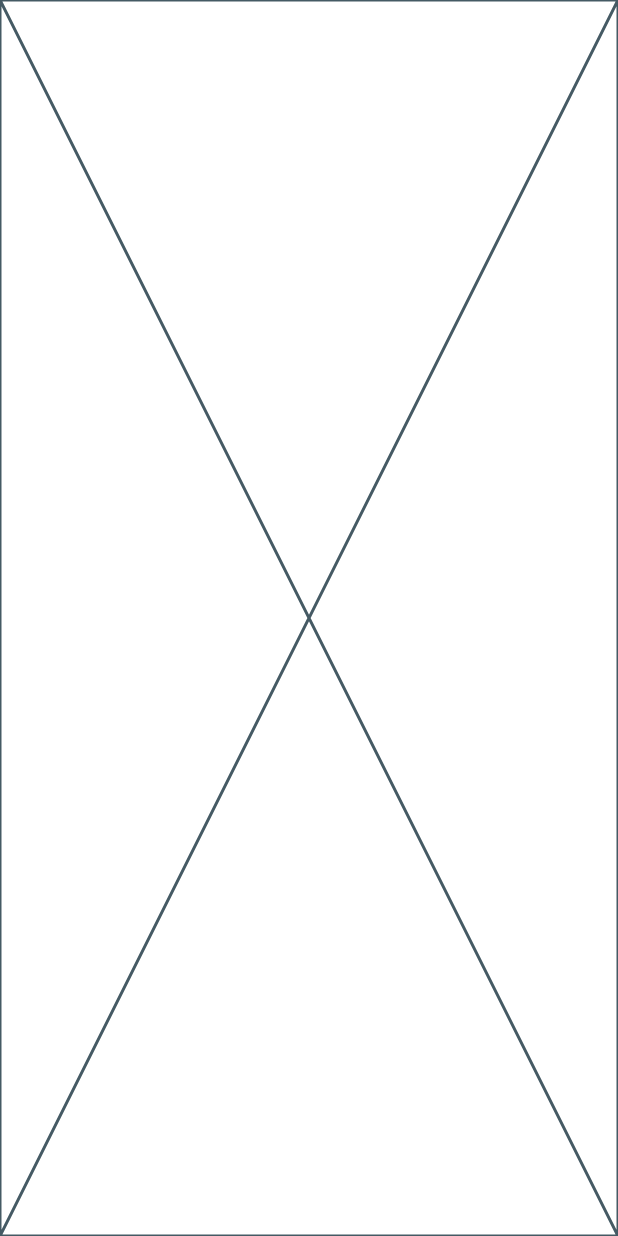
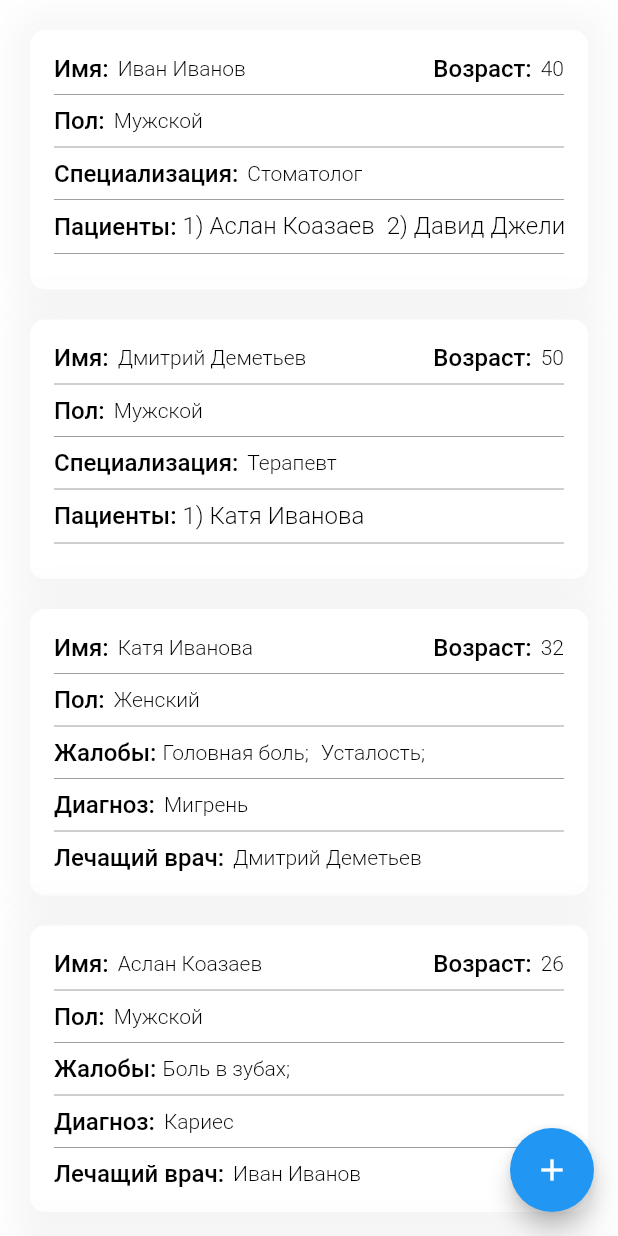
Before and after one commit to VadimKV44/register_of_medical_institution_employees, a Flutter app: the screen it shows after launch, on a phone screen of 412 x 824 dp. Run offline on Flutter 3.47's test engine with Material 2 defaults, Android fonts, the phone set to English and light mode, and no system bars.

Commit message:
Creating the main screen

```diff
--- /dev/null
+++ b/lib/consts/colors.dart
@@ -0,0 +1,7 @@
+import 'package:flutter/material.dart';
+
+abstract class MainColors {
+  static const Color kWhiteColor = Colors.white;
+  static const Color kGreyColor = Colors.grey;
+  static const Color kBlackColor = Colors.black;
+}
--- /dev/null
+++ b/lib/consts/strings.dart
@@ -0,0 +1,12 @@
+abstract class Strings {
+  static const String name = "Имя:";
+  static const String age = "Возраст:";
+  static const String gender = "Пол:";
+  static const String specialization = "Специализация:";
+  static const String patients = "Пациенты:";
+  static const String complaints = "Жалобы:";
+  static const String diagnosis = "Диагноз:";
+  static const String attendingDoctor = "Лечащий врач:";
+  static const String male = "Мужской";
+  static const String female = "Женский";
+}
--- /dev/null
+++ b/lib/consts/styles.dart
@@ -0,0 +1,20 @@
+import 'package:flutter/material.dart';
+import 'package:register_of_medical_institution_employees/consts/colors.dart';
+
+abstract class MainStyles {
+  static TextStyle kBlackColorW500(double fontSize) {
+    return TextStyle(
+      fontSize: fontSize,
+      color: MainColors.kBlackColor,
+      fontWeight: FontWeight.w500,
+    );
+  }
+
+  static TextStyle kBlackColorW300(double fontSize) {
+    return TextStyle(
+      fontSize: fontSize,
+      color: MainColors.kBlackColor,
+      fontWeight: FontWeight.w300,
+    );
+  }
+}
--- a/lib/main.dart
+++ b/lib/main.dart
@@ -1,4 +1,5 @@
 import 'package:flutter/material.dart';
+import 'package:register_of_medical_institution_employees/screens/main_screen.dart';
 
 void main() {
   runApp(const MyApp());
@@ -10,7 +11,7 @@ class MyApp extends StatelessWidget {
   @override
   Widget build(BuildContext context) {
     return const MaterialApp(
-      home: Placeholder(),
+      home: MainScreen(),
     );
   }
 }
--- /dev/null
+++ b/lib/models/employee_model.dart
@@ -0,0 +1,14 @@
+import 'package:register_of_medical_institution_employees/models/person_model.dart';
+
+class Employee extends Person {
+  Employee({
+    required super.name,
+    required super.age,
+    required super.gender,
+    this.specialization,
+    this.patients,
+  });
+
+  final String? specialization;
+  final List<String>? patients;
+}
--- /dev/null
+++ b/lib/models/patient_model.dart
@@ -0,0 +1,17 @@
+import 'package:register_of_medical_institution_employees/models/employee_model.dart';
+import 'package:register_of_medical_institution_employees/models/person_model.dart';
+
+class Patient extends Person {
+  Patient({
+    required super.name,
+    required super.age,
+    required super.gender,
+    this.complaints,
+    this.diagnosis,
+    this.attendingDoctor,
+  });
+
+  final List<String>? complaints;
+  final String? diagnosis;
+  final Employee? attendingDoctor;
+}
--- /dev/null
+++ b/lib/models/person_model.dart
@@ -0,0 +1,13 @@
+class Person {
+  Person({
+    required this.name,
+    required this.age,
+    required this.gender,
+  });
+
+  final String name;
+  final int age;
+  final Gender gender;
+}
+
+enum Gender { male, female }
--- /dev/null
+++ b/lib/screens/main_screen.dart
@@ -0,0 +1,113 @@
+import 'package:flutter/material.dart';
+import 'package:register_of_medical_institution_employees/consts/colors.dart';
+import 'package:register_of_medical_institution_employees/models/employee_model.dart';
+import 'package:register_of_medical_institution_employees/models/patient_model.dart';
+import 'package:register_of_medical_institution_employees/models/person_model.dart';
+import 'package:register_of_medical_institution_employees/widgets/person_item_widget.dart';
+
+class MainScreen extends StatelessWidget {
+  const MainScreen({super.key});
+
+  @override
+  Widget build(BuildContext context) {
+    return Scaffold(
+      backgroundColor: MainColors.kWhiteColor,
+      floatingActionButton: FloatingActionButton(
+        onPressed: () {},
+        child: const Icon(Icons.add),
+      ),
+      body: SafeArea(
+        child: SingleChildScrollView(
+          padding: const EdgeInsets.only(top: 10.0, bottom: 80.0, left: 20.0, right: 20.0),
+          child: Column(
+            children: [
+              ListView.builder(
+                physics: const NeverScrollableScrollPhysics(),
+                shrinkWrap: true,
+                itemCount: employees.length,
+                itemBuilder: (context, index) {
+                  return PersonItemWidget(
+                    employee: employees[index],
+                  );
+                },
+              ),
+              ListView.builder(
+                physics: const NeverScrollableScrollPhysics(),
+                shrinkWrap: true,
+                itemCount: patients.length,
+                itemBuilder: (context, index) {
+                  return PersonItemWidget(
+                    patient: patients[index],
+                  );
+                },
+              ),
+            ],
+          ),
+        ),
+      ),
+    );
+  }
+}
+
+List<Employee> employees = [
+  Employee(
+    name: 'Иван Иванов',
+    age: 40,
+    gender: Gender.male,
+    specialization: 'Стоматолог',
+    patients: ['Аслан Коазаев', 'Давид Джелиев'],
+  ),
+  Employee(
+    name: 'Дмитрий Деметьев',
+    age: 50,
+    gender: Gender.male,
+    specialization: 'Терапевт',
+    patients: ['Катя Иванова'],
+  ),
+];
+
+List<Patient> patients = [
+  Patient(
+    name: 'Катя Иванова',
+    age: 32,
+    gender: Gender.female,
+    complaints: ['Головная боль', 'Усталость'],
+    diagnosis: 'Мигрень',
+    attendingDoctor: Employee(
+      name: 'Дмитрий Деметьев',
+      age: 50,
+      gender: Gender.male,
+      specialization: 'Терапевт',
+      patients: ['Катя Иванова'],
+    ),
+  ),
+
+  Patient(
+    name: 'Аслан Коазаев',
+    age: 26,
+    gender: Gender.male,
+    complaints: ['Боль в зубах'],
+    diagnosis: 'Кариес',
+    attendingDoctor: Employee(
+      name: 'Иван Иванов',
+      age: 40,
+      gender: Gender.male,
+      specialization: 'Стоматолог',
+      patients: ['Аслан Коазаев', 'Давид Джелиев'],
+    ),
+  ),
+  Patient(
+    name: 'Давид Джелиев',
+    age: 22,
+    gender: Gender.male,
+    complaints: ['Боль в зубах'],
+    diagnosis: 'Кариес',
+    attendingDoctor: Employee(
+      name: 'Иван Иванов',
+      age: 40,
+      gender: Gender.male,
+      specialization: 'Стоматолог',
+      patients: ['Аслан Коазаев', 'Давид Джелиев'],
+    ),
+  ),
+];
--- /dev/null
+++ b/lib/widgets/person_item_widget.dart
@@ -0,0 +1,131 @@
+import 'package:flutter/material.dart';
+import 'package:register_of_medical_institution_employees/consts/colors.dart';
+import 'package:register_of_medical_institution_employees/consts/strings.dart';
+import 'package:register_of_medical_institution_employees/consts/styles.dart';
+import 'package:register_of_medical_institution_employees/models/employee_model.dart';
+import 'package:register_of_medical_institution_employees/models/patient_model.dart';
+import 'package:register_of_medical_institution_employees/models/person_model.dart';
+import 'package:register_of_medical_institution_employees/widgets/text_block_widget.dart';
+
+class PersonItemWidget extends StatelessWidget {
+  const PersonItemWidget({
+    super.key,
+    this.employee,
+    this.patient,
+  });
+
+  final Employee? employee;
+  final Patient? patient;
+
+  @override
+  Widget build(BuildContext context) {
+    return Container(
+      margin: const EdgeInsets.symmetric(vertical: 10.0),
+      decoration: BoxDecoration(
+        color: MainColors.kWhiteColor,
+        borderRadius: BorderRadius.circular(10.0),
+        boxShadow: [
+          BoxShadow(
+            color: MainColors.kGreyColor.withOpacity(0.1),
+            spreadRadius: 10,
+            blurRadius: 20,
+            offset: const Offset(0, 0),
+          ),
+        ],
+      ),
+      child: Padding(
+        padding: const EdgeInsets.all(16.0),
+        child: Column(
+          crossAxisAlignment: CrossAxisAlignment.start,
+          children: [
+            Row(
+              mainAxisAlignment: MainAxisAlignment.spaceBetween,
+              children: [
+                TextBlockWidget(title: Strings.name, text: employee?.name ?? patient?.name ?? ''),
+                const Divider(color: MainColors.kGreyColor),
+                TextBlockWidget(title: Strings.age, text: employee?.age.toString() ?? patient?.age.toString() ?? ''),
+              ],
+            ),
+            const Divider(color: MainColors.kGreyColor),
+            TextBlockWidget(title: Strings.gender, text: sexDetermination(employee?.gender, patient?.gender)),
+
+            employee?.specialization != null ? const Divider(color: MainColors.kGreyColor) : const SizedBox(),
+            employee?.specialization != null
+                ? TextBlockWidget(title: Strings.specialization, text: employee?.specialization ?? '')
+                : const SizedBox(),
+            employee?.patients != null ? const Divider(color: MainColors.kGreyColor) : const SizedBox(),
+            employee?.patients != null
+                ? Row(
+                    children: [
+                      Text(
+                        Strings.patients,
+                        style: MainStyles.kBlackColorW500(16.0),
+                      ),
+                      Expanded(
+                        child: SizedBox(
+                          height: 20.0,
+                          child: ListView.builder(
+                            scrollDirection: Axis.horizontal,
+                            itemCount: employee?.patients?.length,
+                            itemBuilder: (context, index) {
+                              return Padding(
+                                padding: const EdgeInsets.symmetric(horizontal: 4.0),
+                                child: Text(
+                                  '${index + 1}) ${employee?.patients?[index]}',
+                                  style: MainStyles.kBlackColorW300(16.0),
+                                ),
+                              );
+                            },
+                          ),
+                        ),
+                      ),
+                    ],
+                  )
+                : const SizedBox(),
+            patient?.complaints != null ? const Divider(color: MainColors.kGreyColor) : const SizedBox(),
+            patient?.complaints != null ? Row(
+              children: [
+                Text(
+                  Strings.complaints,
+                  style: MainStyles.kBlackColorW500(16.0),
+                ),
+                Expanded(
+                  child: SizedBox(
+                    height: 16.0,
+                    child: ListView.builder(
+                      scrollDirection: Axis.horizontal,
+                      itemCount: patient?.complaints?.length,
+                      itemBuilder: (context, index) {
+                        return Padding(
+                          padding: const EdgeInsets.symmetric(horizontal: 4.0),
+                          child: Text(
+                            '${patient?.complaints?[index] ?? ''};',
+                            style: MainStyles.kBlackColorW300(14.0),
+                          ),
+                        );
+                      },
+                    ),
+                  ),
+                ),
+              ],
+            ) : const SizedBox(),
+            patient?.diagnosis != null ? const Divider(color: MainColors.kGreyColor) : const SizedBox(),
+            patient?.diagnosis != null ? TextBlockWidget(title: Strings.diagnosis, text: patient?.diagnosis ?? '') : const SizedBox(),
+            const Divider(color: MainColors.kGreyColor),
+            patient?.attendingDoctor != null ? TextBlockWidget(title: Strings.attendingDoctor, text: patient?.attendingDoctor?.name ?? '') : const SizedBox(),
+          ],
+        ),
+      ),
+    );
+  }
+
+  String sexDetermination(Gender? firstGender, Gender? secondGender) {
+    String gender = '';
+    if (firstGender != null) {
+      gender = firstGender == Gender.male ? Strings.male : Strings.female;
+    } else if (secondGender != null) {
+      gender = secondGender == Gender.male ? Strings.male : Strings.female;
+    }
+    return gender;
+  }
+}
--- /dev/null
+++ b/lib/widgets/text_block_widget.dart
@@ -0,0 +1,30 @@
+import 'package:flutter/material.dart';
+import 'package:register_of_medical_institution_employees/consts/styles.dart';
+
+class TextBlockWidget extends StatelessWidget {
+  const TextBlockWidget({
+    super.key,
+    required this.text,
+    required this.title,
+  });
+
+  final String title;
+  final String text;
+
+  @override
+  Widget build(BuildContext context) {
+    return Row(
+      children: [
+        Text(
+          title,
+          style: MainStyles.kBlackColorW500(16.0),
+        ),
+        const SizedBox(width: 6.0),
+        Text(
+          text,
+          style: MainStyles.kBlackColorW300(14.0),
+        ),
+      ],
+    );
+  }
+}
```
Also changed, not shown: 1 other file.
